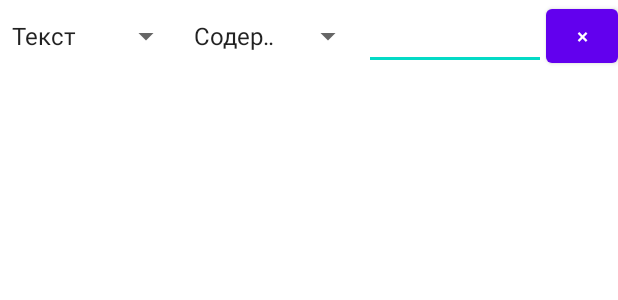
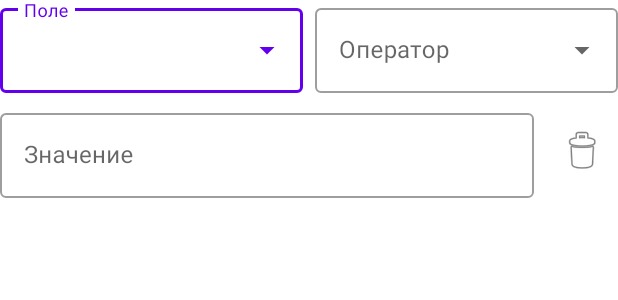
Before and after one commit to vsh147/ifsee, an Android app: the layout item_matcher.xml on its own in the app's theme, with its tools: preview values and no code run, on a phone screen of 412 x 824 dp. Shown: the top 300 px of the screen. Run offline under Robolectric (Android 15) with nearby library versions, the phone set to English and light mode, and no system bars.

Commit message:
Use exposed dropdowns for matcher row

```diff
--- a/app/src/main/java/io/github/vsh147/ifsee/RuleActivity.kt
+++ b/app/src/main/java/io/github/vsh147/ifsee/RuleActivity.kt
@@ -147,8 +147,12 @@ class RuleActivity : AppCompatActivity() {
 
     private fun addMatcher(matcher: Matcher?) {
         val itemBinding = ItemMatcherBinding.inflate(layoutInflater, binding.matchersContainer, false)
-        itemBinding.fieldSpinner.setSelection(matcher?.field?.ordinal ?: 0)
-        itemBinding.opSpinner.setSelection(matcher?.op?.ordinal ?: 0)
+        val fields = resources.getStringArray(R.array.matcher_fields)
+        val ops = resources.getStringArray(R.array.match_ops)
+        itemBinding.fieldDropDown.setSimpleItems(R.array.matcher_fields)
+        itemBinding.opDropDown.setSimpleItems(R.array.match_ops)
+        itemBinding.fieldDropDown.setText(fields[matcher?.field?.ordinal ?: 0], false)
+        itemBinding.opDropDown.setText(ops[matcher?.op?.ordinal ?: 0], false)
         itemBinding.valueEdit.setText(matcher?.value.orEmpty())
         itemBinding.removeButton.setOnClickListener {
             binding.matchersContainer.removeView(itemBinding.root)
@@ -161,11 +165,18 @@ class RuleActivity : AppCompatActivity() {
     }
 
     private fun collectMatchers(): List<Matcher> = matcherBindings.map { item ->
+        val fields = resources.getStringArray(R.array.matcher_fields)
+        val ops = resources.getStringArray(R.array.match_ops)
         Matcher(
-            field = MatcherField.entries[item.fieldSpinner.selectedItemPosition],
-            op = MatchOp.entries[item.opSpinner.selectedItemPosition],
+            field = MatcherField.entries[itemIndex(item.fieldDropDown.text?.toString(), fields)],
+            op = MatchOp.entries[itemIndex(item.opDropDown.text?.toString(), ops)],
             value = item.valueEdit.text?.toString().orEmpty()
         )
+    }
+
+    private fun itemIndex(value: String?, values: Array<String>): Int {
+        val index = values.indexOf(value)
+        return if (index >= 0) index else 0
     }
 
     private fun save() {
--- a/app/src/main/res/layout/item_matcher.xml
+++ b/app/src/main/res/layout/item_matcher.xml
@@ -2,37 +2,87 @@
 <LinearLayout xmlns:android="http://schemas.android.com/apk/res/android"
     android:layout_width="match_parent"
     android:layout_height="wrap_content"
+    android:orientation="vertical">
+
+    <LinearLayout
+        android:layout_width="match_parent"
+        android:layout_height="wrap_content"
+        android:orientation="horizontal">
+
+        <com.google.android.material.textfield.TextInputLayout
+            android:id="@+id/fieldLayout"
+            style="@style/Widget.MaterialComponents.TextInputLayout.OutlinedBox.ExposedDropdownMenu"
+            android:layout_width="0dp"
+            android:layout_height="wrap_content"
+            android:layout_marginEnd="8dp"
+            android:layout_weight="1"
+            android:hint="@string/matcher_field">
+
+            <com.google.android.material.textfield.MaterialAutoCompleteTextView
+                android:id="@+id/fieldDropDown"
+                android:layout_width="match_parent"
+                android:layout_height="wrap_content"
+                android:editable="false"
+                android:inputType="none"
+                android:singleLine="true" />
+
+        </com.google.android.material.textfield.TextInputLayout>
+
+        <com.google.android.material.textfield.TextInputLayout
+            android:id="@+id/opLayout"
+            style="@style/Widget.MaterialComponents.TextInputLayout.OutlinedBox.ExposedDropdownMenu"
+            android:layout_width="0dp"
+            android:layout_height="wrap_content"
+            android:layout_weight="1"
+            android:hint="@string/matcher_op">
+
+            <com.google.android.material.textfield.MaterialAutoCompleteTextView
+                android:id="@+id/opDropDown"
+                android:layout_width="match_parent"
+                android:layout_height="wrap_content"
+                android:editable="false"
+                android:inputType="none"
+                android:singleLine="true" />
+
+        </com.google.android.material.textfield.TextInputLayout>
+
+    </LinearLayout>
+
+    <LinearLayout
+        android:layout_width="match_parent"
+        android:layout_height="wrap_content"
+        android:layout_marginTop="8dp"
         android:gravity="center_vertical"
         android:orientation="horizontal">
 
-    <Spinner
-        android:id="@+id/fieldSpinner"
+        <com.google.android.material.textfield.TextInputLayout
+            android:id="@+id/valueLayout"
+            style="@style/Widget.MaterialComponents.TextInputLayout.OutlinedBox"
             android:layout_width="0dp"
             android:layout_height="wrap_content"
             android:layout_weight="1"
-        android:entries="@array/matcher_fields" />
+            android:hint="@string/matcher_value">
 
-    <Spinner
-        android:id="@+id/opSpinner"
-        android:layout_width="0dp"
+            <com.google.android.material.textfield.TextInputEditText
+                android:id="@+id/valueEdit"
+                android:layout_width="match_parent"
                 android:layout_height="wrap_content"
-        android:layout_weight="1"
-        android:entries="@array/match_ops" />
-
-    <EditText
-        android:id="@+id/valueEdit"
-        android:layout_width="0dp"
-        android:layout_height="wrap_content"
-        android:layout_weight="1"
                 android:imeOptions="actionDone"
                 android:inputType="text"
                 android:singleLine="true" />
 
-    <Button
+        </com.google.android.material.textfield.TextInputLayout>
+
+        <ImageButton
             android:id="@+id/removeButton"
-        android:layout_width="wrap_content"
-        android:layout_height="wrap_content"
-        android:minWidth="48dp"
-        android:text="@string/remove_short" />
+            android:layout_width="48dp"
+            android:layout_height="48dp"
+            android:layout_marginStart="8dp"
+            android:background="?attr/selectableItemBackgroundBorderless"
+            android:contentDescription="@string/remove_matcher"
+            android:scaleType="centerInside"
+            android:src="@android:drawable/ic_menu_delete" />
 
     </LinearLayout>
+
+</LinearLayout>
--- a/app/src/main/res/values/strings.xml
+++ b/app/src/main/res/values/strings.xml
@@ -17,6 +17,10 @@
     <string name="search_app">Поиск приложения</string>
     <string name="app_icon">Иконка приложения</string>
     <string name="rule_matchers">Условия</string>
+    <string name="matcher_field">Поле</string>
+    <string name="matcher_op">Оператор</string>
+    <string name="matcher_value">Значение</string>
+    <string name="remove_matcher">Удалить условие</string>
     <string name="add_matcher">Добавить условие</string>
     <string name="match_mode">Условия должны совпасть</string>
     <string name="match_mode_all_hint">Правило сработает, когда совпадут все условия</string>
@@ -44,10 +48,10 @@
 
     <string name="field_text">Текст</string>
     <string name="field_description">Описание</string>
-    <string name="field_view_id">ID</string>
+    <string name="field_view_id">ID элемента</string>
     <string name="op_contains">Содержит</string>
     <string name="op_equals">Равно</string>
-    <string name="op_regex">Регулярка</string>
+    <string name="op_regex">Regex</string>
     <string name="mode_all">Все (И)</string>
     <string name="mode_any">Любое (ИЛИ)</string>
 
```
Lines whose indentation alone changed are shown as unchanged.
